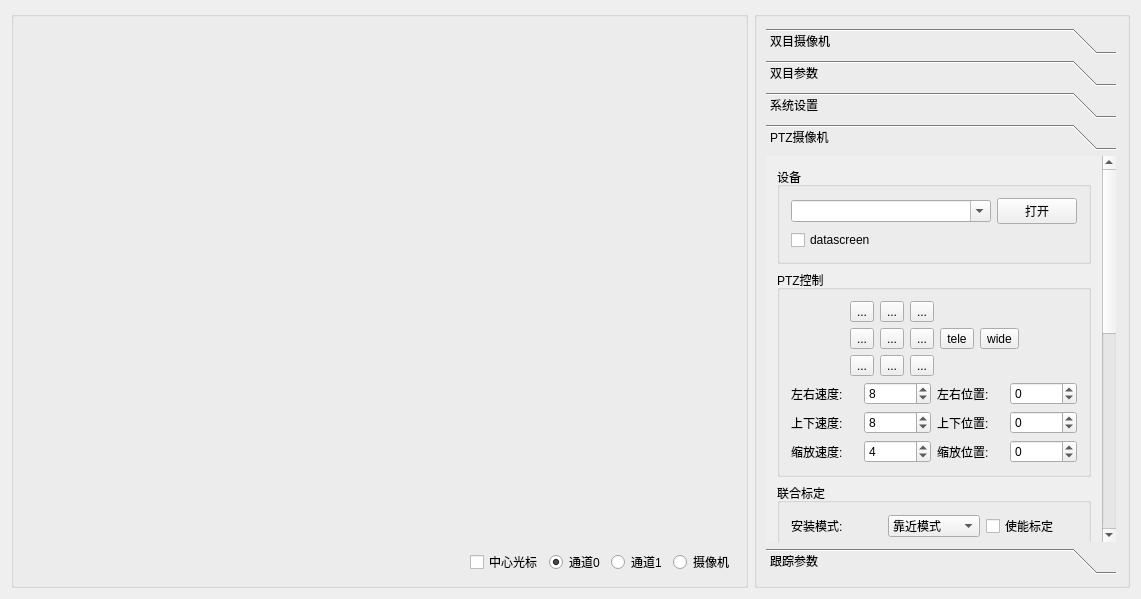
dzyswy/stereo-client, file app/zscam_client/zscam_client.ui: the form before one commit.
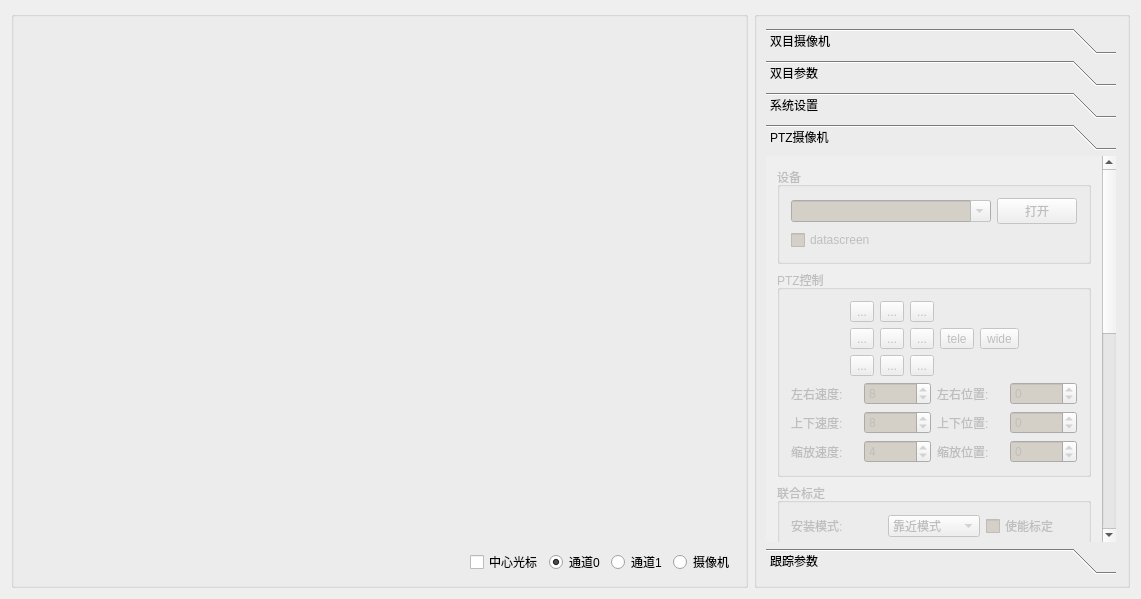
The form after the commit. The open tabs and pages were chosen to show the change. Icons and pictures are not drawn. Custom widgets are drawn as their Qt base class.

Commit message: 1.将zscam_client的俯仰角和水平角改成中文。 2.去掉zscam_client的部分不用的部分。

The edit to the form file:
```diff
--- a/app/zscam_client/zscam_client.ui
+++ b/app/zscam_client/zscam_client.ui
@@ -248,6 +248,9 @@
       </property>
       <item row="0" column="0">
        <widget class="QToolBox" name="toolBox">
+        <property name="enabled">
+         <bool>true</bool>
+        </property>
         <property name="sizePolicy">
          <sizepolicy hsizetype="Maximum" vsizetype="Preferred">
           <horstretch>0</horstretch>
@@ -2063,12 +2066,15 @@
          </layout>
         </widget>
         <widget class="QWidget" name="page_3">
+         <property name="enabled">
+          <bool>false</bool>
+         </property>
          <property name="geometry">
           <rect>
            <x>0</x>
            <y>0</y>
-           <width>328</width>
-           <height>886</height>
+           <width>281</width>
+           <height>772</height>
           </rect>
          </property>
          <attribute name="label">
@@ -2422,7 +2428,7 @@
           <item>
            <widget class="QGroupBox" name="groupBox_ptz_calib">
             <property name="enabled">
-             <bool>true</bool>
+             <bool>false</bool>
             </property>
             <property name="title">
              <string>联合标定</string>
@@ -2438,7 +2444,7 @@
              <item row="0" column="1">
               <widget class="QComboBox" name="comboBox_ptz_install_mode">
                <property name="enabled">
-                <bool>true</bool>
+                <bool>false</bool>
                </property>
                <item>
                 <property name="text">
```
Left out of the diff: 24 changed lines with no effect on the pictures.
